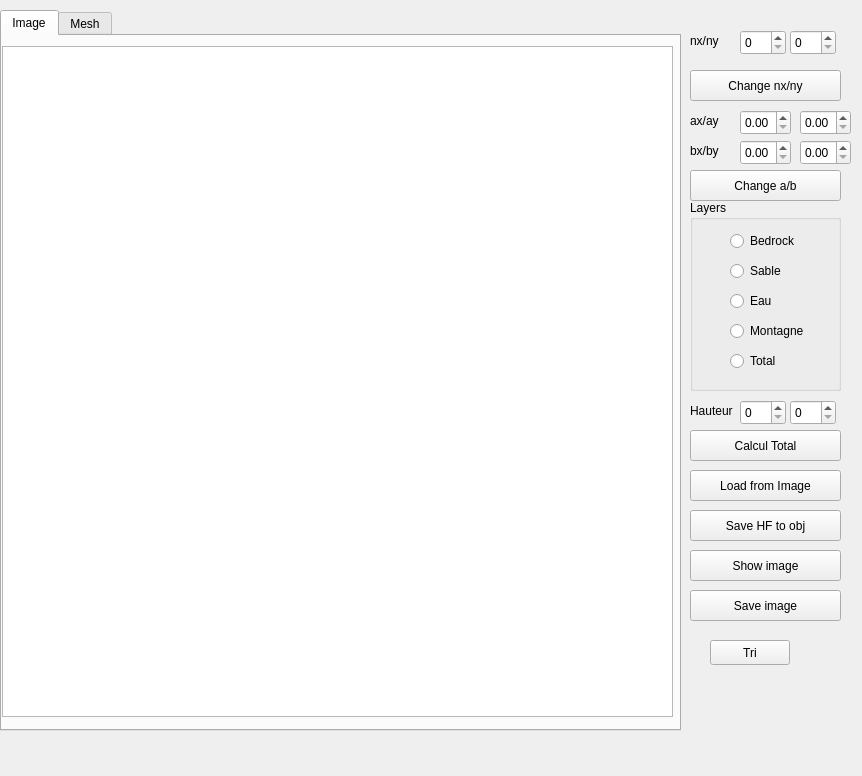
Above: mainwindow.ui from Benji6974/GeoMod before the change. Below: the same form after it.
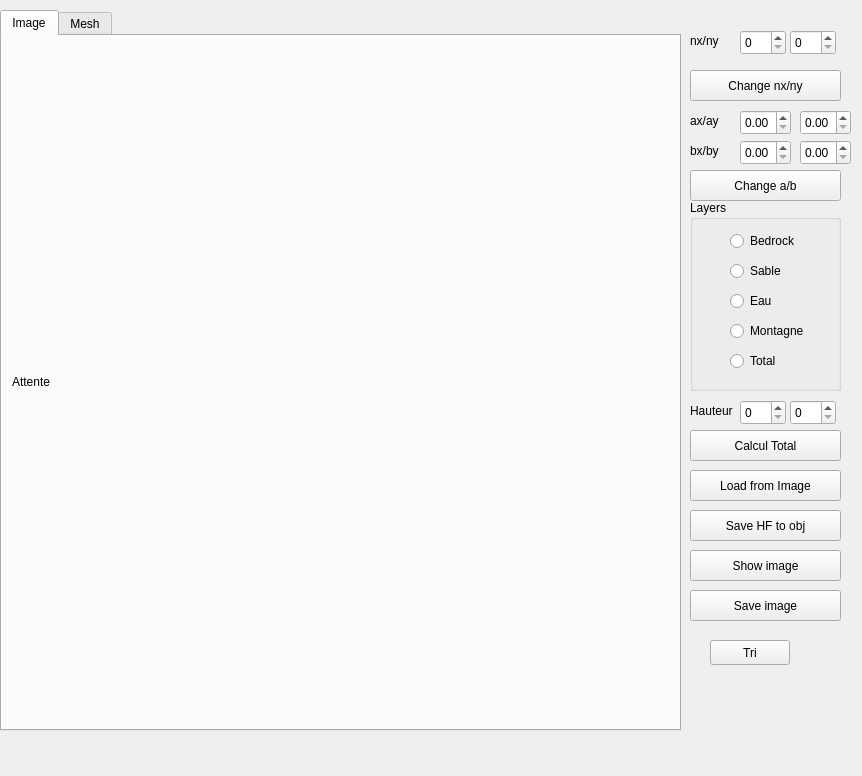
That is the form after the change. The open tabs and pages were chosen to show the change. Custom widgets are drawn as their Qt base class.

Commit message: Affichage de l'image

The edit to the form file:
```diff
--- a/mainwindow.ui
+++ b/mainwindow.ui
@@ -30,15 +30,18 @@
      <attribute name="title">
       <string>Image</string>
      </attribute>
-     <widget class="QGraphicsView" name="graphicsView">
+     <widget class="QLabel" name="labelImage">
       <property name="geometry">
        <rect>
-        <x>0</x>
+        <x>10</x>
         <y>10</y>
-        <width>671</width>
+        <width>651</width>
         <height>671</height>
        </rect>
       </property>
+      <property name="text">
+       <string>Attente</string>
+      </property>
      </widget>
     </widget>
     <widget class="QWidget" name="tab_2">
```
Left out of the diff: 2 changed lines with no effect on the pictures. The commit also changes 5 other files.
